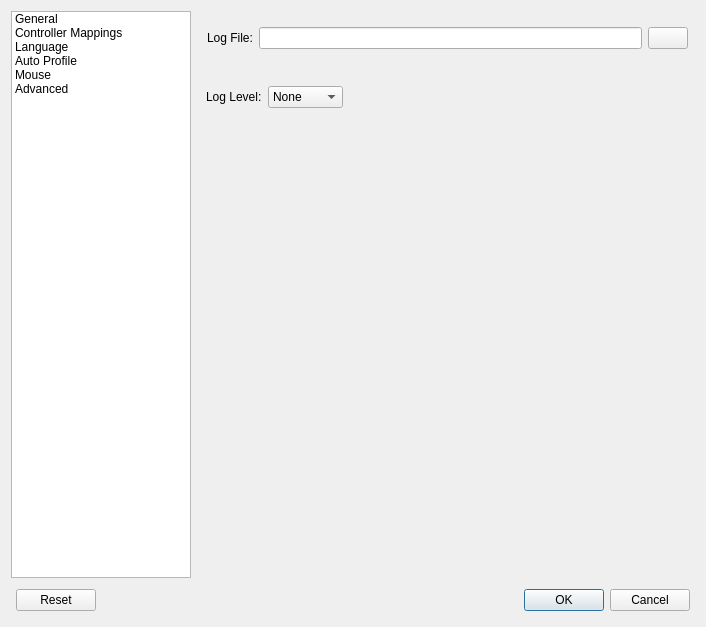
The window that src/mainsettingsdialog.ui (AntiMicroX/antimicrox) describes before a commit, drawn with Qt 5.
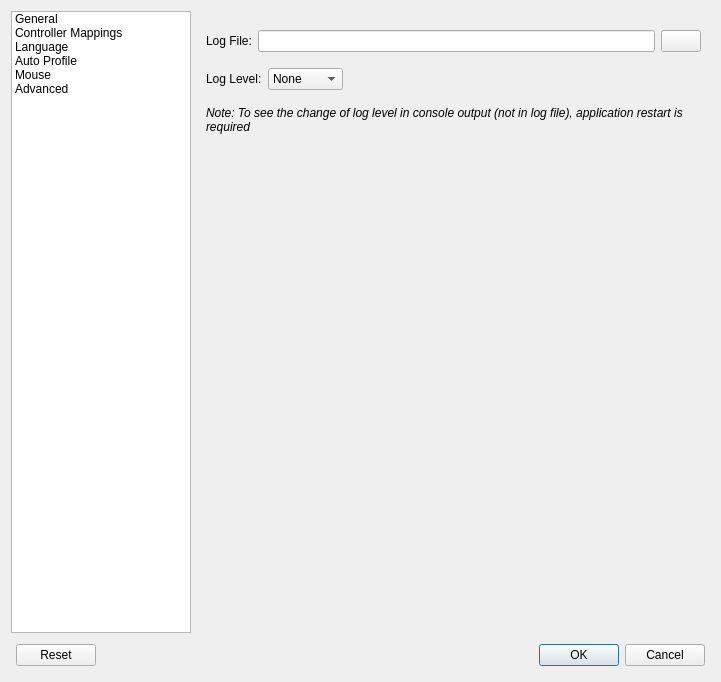
The same window after the commit. The open tabs and pages were chosen to show the change. Icons and pictures are not drawn.

Commit message: #92 - more adjusted debug/info/warning outputs to log settings

```diff
--- a/src/mainsettingsdialog.ui
+++ b/src/mainsettingsdialog.ui
@@ -9,10 +9,16 @@
    <rect>
     <x>0</x>
     <y>0</y>
-    <width>706</width>
-    <height>627</height>
+    <width>721</width>
+    <height>682</height>
    </rect>
   </property>
+  <property name="sizePolicy">
+   <sizepolicy hsizetype="Expanding" vsizetype="Preferred">
+    <horstretch>0</horstretch>
+    <verstretch>0</verstretch>
+   </sizepolicy>
+  </property>
   <property name="minimumSize">
    <size>
     <width>0</width>
@@ -91,6 +97,12 @@
      </item>
      <item>
       <widget class="QStackedWidget" name="stackedWidget">
+       <property name="sizePolicy">
+        <sizepolicy hsizetype="Expanding" vsizetype="Expanding">
+         <horstretch>0</horstretch>
+         <verstretch>0</verstretch>
+        </sizepolicy>
+       </property>
        <property name="currentIndex">
         <number>3</number>
        </property>
@@ -1211,16 +1223,28 @@
         </layout>
        </widget>
        <widget class="QWidget" name="Advanced">
-        <widget class="QWidget" name="horizontalLayoutWidget">
-         <property name="geometry">
-          <rect>
-           <x>10</x>
-           <y>9</y>
-           <width>481</width>
-           <height>36</height>
-          </rect>
-         </property>
+        <layout class="QVBoxLayout" name="verticalLayout_12">
+         <item>
+          <spacer name="verticalSpacer_11">
+           <property name="orientation">
+            <enum>Qt::Vertical</enum>
+           </property>
+           <property name="sizeType">
+            <enum>QSizePolicy::Minimum</enum>
+           </property>
+           <property name="sizeHint" stdset="0">
+            <size>
+             <width>20</width>
+             <height>10</height>
+            </size>
+           </property>
+          </spacer>
+         </item>
+         <item>
          <layout class="QHBoxLayout" name="horizontalLayout_17">
+           <property name="sizeConstraint">
+            <enum>QLayout::SetMinimumSize</enum>
+           </property>
           <item>
            <widget class="QLabel" name="label_9">
             <property name="text">
@@ -1235,17 +1259,28 @@
            <widget class="QPushButton" name="logFilePushButton"/>
           </item>
          </layout>
-        </widget>
-        <widget class="QWidget" name="horizontalLayoutWidget_2">
-         <property name="geometry">
-          <rect>
-           <x>9</x>
-           <y>69</y>
-           <width>481</width>
-           <height>34</height>
-          </rect>
-         </property>
+         </item>
+         <item>
+          <spacer name="verticalSpacer_10">
+           <property name="orientation">
+            <enum>Qt::Vertical</enum>
+           </property>
+           <property name="sizeType">
+            <enum>QSizePolicy::Minimum</enum>
+           </property>
+           <property name="sizeHint" stdset="0">
+            <size>
+             <width>20</width>
+             <height>10</height>
+            </size>
+           </property>
+          </spacer>
+         </item>
+         <item>
          <layout class="QHBoxLayout" name="horizontalLayout_18">
+           <property name="sizeConstraint">
+            <enum>QLayout::SetMinimumSize</enum>
+           </property>
           <item>
            <widget class="QLabel" name="label_10">
             <property name="layoutDirection">
@@ -1258,6 +1293,12 @@
           </item>
           <item>
            <widget class="QComboBox" name="logLevelComboBox">
+             <property name="sizePolicy">
+              <sizepolicy hsizetype="Minimum" vsizetype="Fixed">
+               <horstretch>0</horstretch>
+               <verstretch>0</verstretch>
+              </sizepolicy>
+             </property>
             <item>
              <property name="text">
               <string>None</string>
@@ -1299,7 +1340,76 @@
            </spacer>
           </item>
          </layout>
-        </widget>
+         </item>
+         <item>
+          <spacer name="verticalSpacer_9">
+           <property name="orientation">
+            <enum>Qt::Vertical</enum>
+           </property>
+           <property name="sizeType">
+            <enum>QSizePolicy::Minimum</enum>
+           </property>
+           <property name="sizeHint" stdset="0">
+            <size>
+             <width>20</width>
+             <height>10</height>
+            </size>
+           </property>
+          </spacer>
+         </item>
+         <item>
+          <layout class="QVBoxLayout" name="verticalLayout_11">
+           <property name="sizeConstraint">
+            <enum>QLayout::SetMinimumSize</enum>
+           </property>
+           <item>
+            <widget class="QLabel" name="logLevelNoteLabel">
+             <property name="sizePolicy">
+              <sizepolicy hsizetype="Minimum" vsizetype="Minimum">
+               <horstretch>0</horstretch>
+               <verstretch>0</verstretch>
+              </sizepolicy>
+             </property>
+             <property name="font">
+              <font>
+               <weight>50</weight>
+               <italic>true</italic>
+               <bold>false</bold>
+              </font>
+             </property>
+             <property name="text">
+              <string>Note: To see the change of log level in console output (not in log file), application restart is required</string>
+             </property>
+             <property name="scaledContents">
+              <bool>true</bool>
+             </property>
+             <property name="alignment">
+              <set>Qt::AlignLeading|Qt::AlignLeft|Qt::AlignTop</set>
+             </property>
+             <property name="wordWrap">
+              <bool>true</bool>
+             </property>
+             <property name="indent">
+              <number>-1</number>
+             </property>
+            </widget>
+           </item>
+          </layout>
+         </item>
+         <item>
+          <spacer name="verticalSpacer_8">
+           <property name="orientation">
+            <enum>Qt::Vertical</enum>
+           </property>
+           <property name="sizeHint" stdset="0">
+            <size>
+             <width>20</width>
+             <height>40</height>
+            </size>
+           </property>
+          </spacer>
+         </item>
+        </layout>
        </widget>
       </widget>
      </item>
```
Left out of the diff: 12 changed lines with no effect on the pictures. Lines whose indentation alone changed are shown as unchanged. The commit also changes 2 other files.
